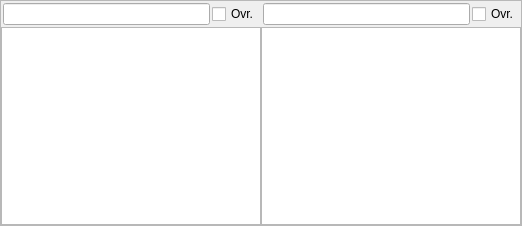
The window that src/blackgui/components/voiceroomscomponent.ui (swift-project/pilotclient) describes before a commit, drawn with Qt 5.
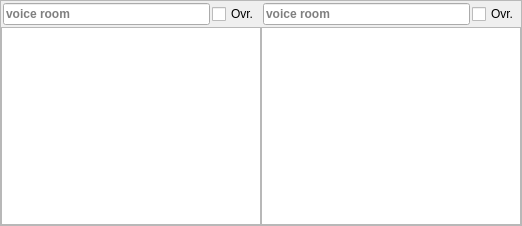
The same window after the commit. Custom widgets are drawn as their Qt base class.

The edit to the form file:
```diff
--- a/src/blackgui/components/voiceroomscomponent.ui
+++ b/src/blackgui/components/voiceroomscomponent.ui
@@ -79,6 +79,9 @@
           <property name="readOnly">
            <bool>true</bool>
           </property>
+          <property name="placeholderText">
+           <string>voice room</string>
+          </property>
          </widget>
         </item>
         <item alignment="Qt::AlignRight">
@@ -139,6 +142,9 @@
           <property name="readOnly">
            <bool>true</bool>
           </property>
+          <property name="placeholderText">
+           <string>voice room</string>
+          </property>
          </widget>
         </item>
         <item alignment="Qt::AlignRight">
```
Left out of the diff: 6 changed lines with no effect on the pictures.
